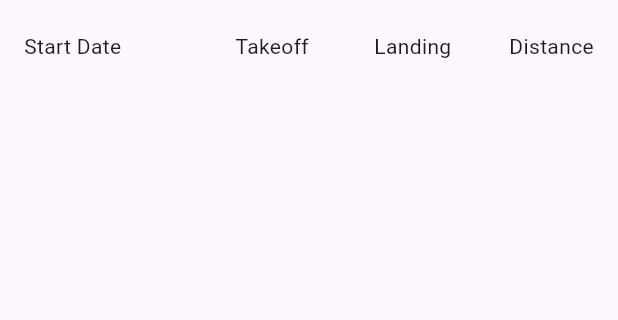
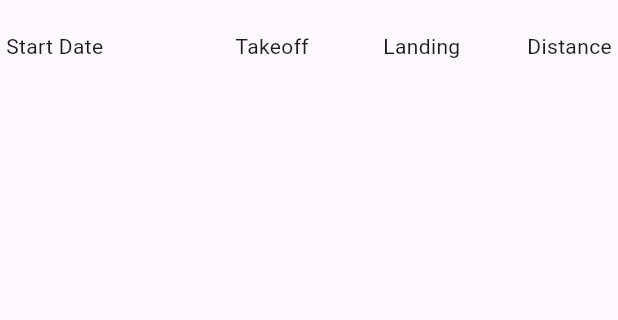
Before and after one commit to alexterliuk/flights-logger, a Flutter app: the FlightLogsLoading screen opened by its route, on a phone screen of 412 x 824 dp, the part 63-383 px from its top. Run offline on Flutter 3.47's test engine with Material 3 defaults, Android fonts, the phone set to English and light mode, and no system bars; our stand-ins replace file_picker, sqflite_common_ffi; accounts and stored records are empty.

Commit message:
ref: redesign flight logs to 360px screen width

```diff
--- a/lib/src/flight_logs/flight_logs_header.dart
+++ b/lib/src/flight_logs/flight_logs_header.dart
@@ -15,7 +15,7 @@ class FlightLogsHeader extends StatelessWidget {
   @override
   Widget build(BuildContext context) {
     final lastLogHeader = [ // 324px
-      const SizedBox(width: 64, child: Text('Takeoff', textAlign: TextAlign.end)),
+      const SizedBox(width: 64, child: Text('Takeoff', textAlign: TextAlign.start)),
       const SizedBox(width: 8),
       const SizedBox(width: 64, child: Text('Landing', textAlign: TextAlign.end)),
       const SizedBox(width: 8),
@@ -27,7 +27,7 @@ class FlightLogsHeader extends StatelessWidget {
 
     final singleShiftHeader = [
       Expanded(
-        flex: 3,
+        flex: 1,
         child: Text(
           '#',
           textAlign: TextAlign.start,
@@ -36,34 +36,50 @@ class FlightLogsHeader extends StatelessWidget {
       ),
       Expanded(
         flex: 2,
+        child: Padding(
+          padding: const EdgeInsets.all(0),
           child: Text(
             'Takeoff',
             textAlign: TextAlign.end,
             style: const TextStyle(height: 2.4),
           ),
         ),
+      ),
+      // Expanded(
+      //   flex: 0,
+      //   child: const SizedBox(width: 8),
+      // ),
       Expanded(
         flex: 2,
+        child: Padding(
+          padding: const EdgeInsets.all(0),
           child: Text(
             'Landing',
             textAlign: TextAlign.end,
             style: const TextStyle(height: 2.4),
           ),
         ),
+      ),
       Expanded(
         flex: 2,
+        child: Padding(
+          padding: const EdgeInsets.all(0),
           child: Text(
             'Distance',
             textAlign: TextAlign.end,
             style: const TextStyle(height: 2.4),
           ),
         ),
+      ),
       Expanded(
         flex: 2,
+        child: Padding(
+          padding: const EdgeInsets.all(0),
           child: Text(
             'Location',
             textAlign: TextAlign.end,
             style: const TextStyle(height: 2.4),
+          ),
         ),
       ),
     ];
@@ -71,34 +87,50 @@ class FlightLogsHeader extends StatelessWidget {
     final allLogsHeader = [
       Expanded(
         flex: 2,
+        child: Padding(
+          padding: const EdgeInsets.all(0),
           child: Text(
             'Start Date',
             textAlign: TextAlign.start,
             style: const TextStyle(height: 2.4),
           ),
         ),
+      ),
       Expanded(
         flex: 2,
+        child: Padding(
+          padding: const EdgeInsets.all(0),
           child: Text(
             'Takeoff',
             textAlign: TextAlign.end,
             style: const TextStyle(height: 2.4),
           ),
         ),
+      ),
+      // Expanded(
+      //   flex: 0,
+      //   child: const SizedBox(width: 8),
+      // ),
       Expanded(
         flex: 2,
+        child: Padding(
+          padding: const EdgeInsets.all(0),
           child: Text(
             'Landing',
             textAlign: TextAlign.end,
             style: const TextStyle(height: 2.4),
           ),
         ),
+      ),
       Expanded(
         flex: 2,
+        child: Padding(
+          padding: const EdgeInsets.all(0),
           child: Text(
             'Distance',
             textAlign: TextAlign.end,
             style: const TextStyle(height: 2.4),
+          ),
         ),
       ),
     ];
@@ -111,9 +143,14 @@ class FlightLogsHeader extends StatelessWidget {
     }
 
     return Container(
-      padding: const EdgeInsets.symmetric(horizontal: 16.0, vertical: 0),
+      padding: EdgeInsets.symmetric(
+        horizontal: isLastFlightMode ? 0 : 4.0,
+        vertical: 0
+      ),
       child: Row(
-        // mainAxisAlignment: MainAxisAlignment.center,
+        mainAxisAlignment: MainAxisAlignment.spaceAround,
+        crossAxisAlignment: CrossAxisAlignment.baseline,
+        textBaseline: TextBaseline.alphabetic,
         mainAxisSize: isLastFlightMode ? MainAxisSize.min : MainAxisSize.max,
         children: header,
       ),
```
Also changed, not shown: lib/src/flight_logs/flight_log.dart (+4 -4 lines), lib/src/flight_logs/flight_log_cells.dart (+21 -10 lines). Lines whose indentation alone changed are shown as unchanged.
